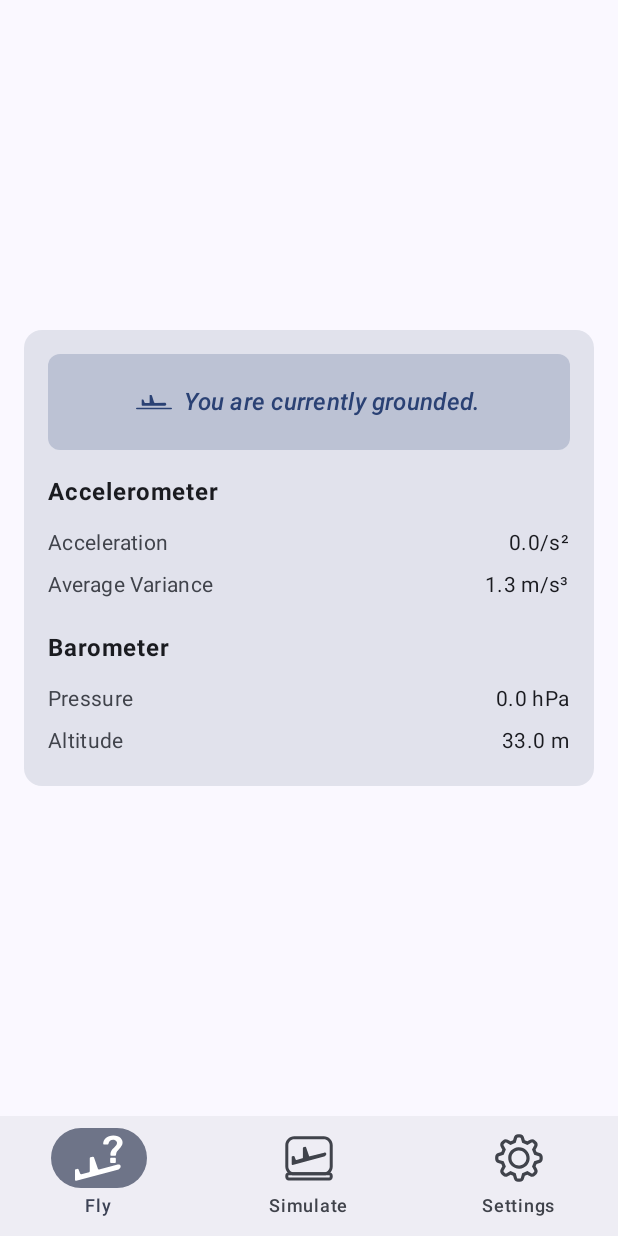
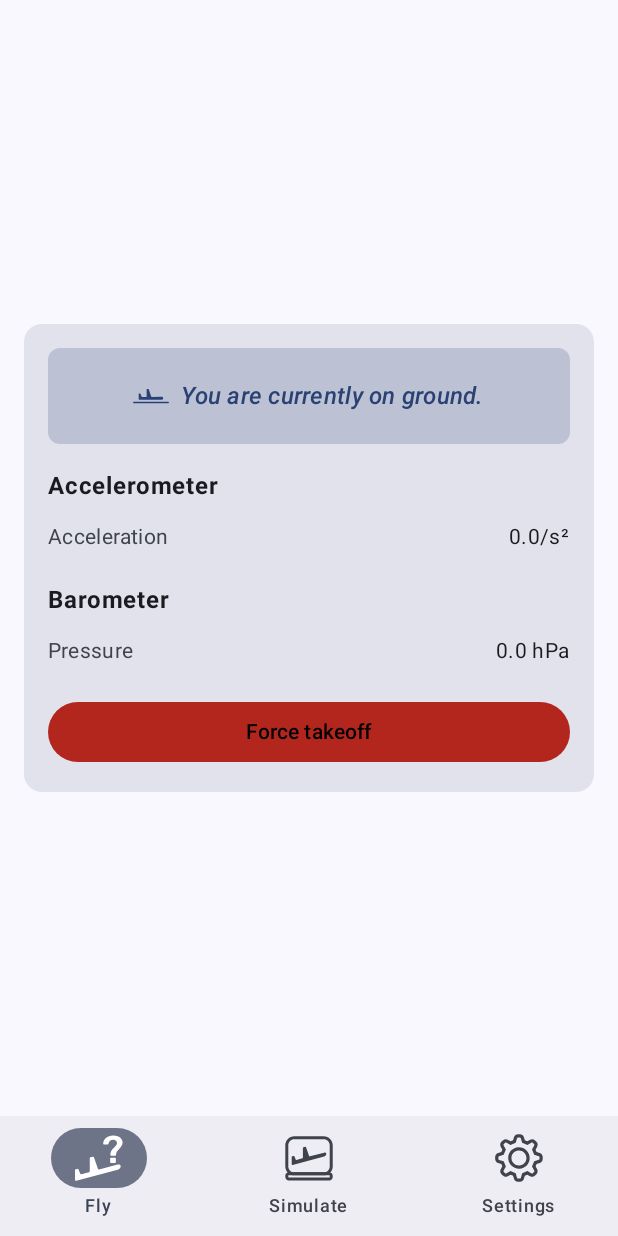
Before and after one commit to Frequent-Flyers/flysense, an Android app built with Jetpack Compose: the screen it shows after launch (MainActivity), on a phone screen of 412 x 824 dp. Run offline under Robolectric (Android 15) with nearby library versions, the phone set to English and light mode, and no system bars; our stand-ins replace Dagger/Hilt's generated code.

Commit message:
Various bug fixes and improvements.

```diff
--- a/project/app/src/main/java/com/example/airsense/MainActivity.kt
+++ b/project/app/src/main/java/com/example/airsense/MainActivity.kt
@@ -17,6 +17,8 @@ import androidx.compose.foundation.layout.height
 import androidx.compose.foundation.layout.padding
 import androidx.compose.foundation.layout.size
 import androidx.compose.foundation.shape.RoundedCornerShape
+import androidx.compose.material3.Button
+import androidx.compose.material3.ButtonDefaults
 import androidx.compose.material3.Card
 import androidx.compose.material3.CardDefaults
 import androidx.compose.material3.Icon
@@ -24,26 +26,29 @@ import androidx.compose.material3.MaterialTheme
 import androidx.compose.material3.Scaffold
 import androidx.compose.material3.Text
 import androidx.compose.runtime.Composable
-import androidx.compose.runtime.LaunchedEffect
 import androidx.compose.runtime.getValue
 import androidx.compose.runtime.mutableIntStateOf
+import androidx.compose.runtime.mutableStateOf
 import androidx.compose.runtime.remember
 import androidx.compose.runtime.setValue
 import androidx.compose.ui.Alignment
 import androidx.compose.ui.Modifier
 import androidx.compose.ui.draw.clip
+import androidx.compose.ui.graphics.Color
 import androidx.compose.ui.graphics.vector.ImageVector
 import androidx.compose.ui.res.vectorResource
 import androidx.compose.ui.text.font.FontWeight
 import androidx.compose.ui.unit.dp
 import androidx.lifecycle.viewmodel.compose.viewModel
-import com.example.airsense.components.AppTopBar
+import com.example.airsense.detector.algorithm.FlightDetectionAlgorithm
+import com.example.airsense.detector.algorithm.FlightState
 import com.example.compose.AirSenseTheme
 import dagger.hilt.android.AndroidEntryPoint
 
 @AndroidEntryPoint
 class MainActivity : ComponentActivity() {
     private lateinit var viewModel: MainViewModel
+    private lateinit var flightDetectionAlgorithm: FlightDetectionAlgorithm
 
     override fun onCreate(savedInstanceState: Bundle?) {
         super.onCreate(savedInstanceState)
@@ -52,7 +57,14 @@ class MainActivity : ComponentActivity() {
         setContent {
             AirSenseTheme {
                 viewModel = viewModel<MainViewModel>()
+                flightDetectionAlgorithm = viewModel.flightDetectionAlgorithm
                 var selectedItemIndex by remember { mutableIntStateOf(0) }
+                var flightState by remember { mutableStateOf(FlightState.GROUNDED) }
+
+                flightDetectionAlgorithm.listener = { newFlightState ->
+                    Log.d("MainActivity", "[REALTIME] New flight state: $newFlightState")
+                    flightState = newFlightState
+                }
 
                 Scaffold(
                     bottomBar = {
@@ -80,7 +92,10 @@ class MainActivity : ComponentActivity() {
                         verticalArrangement = Arrangement.Center,
                         horizontalAlignment = Alignment.CenterHorizontally
                     ) {
-                        FlightStatusCard(viewModel)
+                        FlightStatusCard(viewModel, flightState, onEndSimulationClick = {
+                            if (flightState == FlightState.GROUNDED) viewModel.flightDetectionAlgorithm.forceFlight()
+                            else viewModel.flightDetectionAlgorithm.forceLanding()
+                        })
                     }
                 }
 
@@ -102,11 +117,13 @@ class MainActivity : ComponentActivity() {
 @Composable
 fun FlightStatusCard(
     viewModel: MainViewModel,
+    flightState: FlightState,
     acceleration: Double = 0.3,
     variance: Double = 1.3,
     pressure: Double = 1013.0,
     altitude: Double = 33.0,
-    status: String = "grounded" // default status and placeholder
+    status: String = "grounded", // default status and placeholder
+    onEndSimulationClick: () -> Unit
 ) {
     Card(
         modifier = Modifier
@@ -132,15 +149,15 @@ fun FlightStatusCard(
                     horizontalArrangement = Arrangement.Center
                 ) {
                     Icon(
-                        imageVector = ImageVector.vectorResource(id = R.drawable.grounded),
-                        contentDescription = "Grounded Icon",
+                        imageVector = ImageVector.vectorResource(id = if (flightState == FlightState.GROUNDED) R.drawable.grounded else R.drawable.cruising),
+                        contentDescription = "Grounded/Cruising Icon",
                         tint = MaterialTheme.colorScheme.primary,
                         modifier = Modifier
                             .size(32.dp)
                             .padding(end = 8.dp)
                     )
                     Text(
-                        text = "You are currently $status.",
+                        text = "You are currently ${if (flightState == FlightState.GROUNDED) "on ground" else "flying"}.",
                         style = MaterialTheme.typography.titleMedium.copy(
                             fontStyle = androidx.compose.ui.text.font.FontStyle.Italic,
                             fontWeight = FontWeight.Medium
@@ -160,7 +177,7 @@ fun FlightStatusCard(
                 )
                 Spacer(modifier = Modifier.height(8.dp))
                 InfoRow(label = "Acceleration", value = "${viewModel.absoluteAcceleration}/s²")
-                InfoRow(label = "Average Variance", value = "$variance m/s³")
+//                InfoRow(label = "Average Variance", value = "$variance m/s³")
             }
 
             Spacer(modifier = Modifier.height(16.dp))
@@ -173,7 +190,22 @@ fun FlightStatusCard(
                 )
                 Spacer(modifier = Modifier.height(8.dp))
                 InfoRow(label = "Pressure", value = "${viewModel.pressure} hPa")
-                InfoRow(label = "Altitude", value = "$altitude m")
+//                InfoRow(label = "Altitude", value = "$altitude m")
+            }
+
+            Spacer(modifier = Modifier.height(16.dp))
+
+            Button(
+                onClick = onEndSimulationClick,
+                colors = ButtonDefaults.buttonColors(
+                    containerColor = MaterialTheme.colorScheme.error
+                ),
+                modifier = Modifier.fillMaxWidth()
+            ) {
+                Text(
+                    text = if (flightState == FlightState.GROUNDED) "Force takeoff" else "Force landing",
+                    color = Color.Black
+                )
             }
         }
     }
--- a/project/app/src/main/java/com/example/airsense/MainViewModel.kt
+++ b/project/app/src/main/java/com/example/airsense/MainViewModel.kt
@@ -11,19 +11,16 @@ import kotlin.math.sqrt
 class MainViewModel @Inject constructor(
     @Named("realAccelerometerSensor") private val realAccelerometerSensor: MeasurableSensor,
 
-    @Named("realOrientationSensor") private val realOrientationSensor: MeasurableSensor,
-
     @Named("realBarometerSensor") private val realBarometerSensor: MeasurableSensor
 ) : BaseViewModel() {
-    private val flightDetectionAlgorithm = FlightDetectionAlgorithm()
+    val flightDetectionAlgorithm = FlightDetectionAlgorithm()
 
     private lateinit var currentAccelerometerSensor: MeasurableSensor
-    private lateinit var currentOrientationSensor: MeasurableSensor
     private lateinit var currentBarometerSensor: MeasurableSensor
     private var accelQueue = ArrayDeque<List<Double>>()
     private var baroQueue = ArrayDeque<List<Double>>()
-    private val batchSize = 7000 / 2 // 50 Hz
-    private val carryOver = 4000 / 2 // 50 Hz
+    private val batchSize = 8000
+    private val carryOver = 4000
     var isProcessing = false
 
 //    private val flightDetectionAlgorithm = FlightDetectionAlgorithm()
@@ -31,11 +28,10 @@ class MainViewModel @Inject constructor(
     init {
         // Start with the real accelerometer sensor by default
         currentAccelerometerSensor = realAccelerometerSensor
-        currentOrientationSensor = realOrientationSensor
         currentBarometerSensor = realBarometerSensor
         startAccelerometerSensor()
         startBarometerSensor()
-        flightDetectionAlgorithm.adjustFrequency(50)
+        //flightDetectionAlgorithm.adjustFrequency(50)
     }
 
     private fun startAccelerometerSensor() {
@@ -74,42 +70,6 @@ class MainViewModel @Inject constructor(
                 isProcessing = false
             }
         }
-    }
-
-    fun toggleSensor() {
-        // Stop the current sensor
-//        currentAccelerometerSensor.stopListening()
-//        currentOrientationSensor.stopListening()
-//        currentBarometerSensor.stopListening()
-//
-//        //clear the deques in the flight detection algorithm
-//        flightDetectionAlgorithm.reset()
-//
-//        // Toggle between real and fake sensors
-//        useFakeSensor = !useFakeSensor
-//        currentAccelerometerSensor = if (useFakeSensor) {
-//            simulatedAccelerometerSensor
-//        } else {
-//            realAccelerometerSensor
-//        }
-//
-//        currentOrientationSensor = if (useFakeSensor) {
-//            simulatedOrientationSensor
-//        } else {
-//            realOrientationSensor
-//        }
-//
-//        currentBarometerSensor = if (useFakeSensor) {
-//            simulatedBarometerSensor
-//        } else {
-//            realBarometerSensor
-//        }
-//
-//        // Start the new sensor
-//        startAccelerometerSensor()
-//        startOrientationSensor()
-//        startBarometerSensor()
-//        Log.d("MainViewModel", "Using ${if (useFakeSensor) "fake" else "real"} sensor.")
     }
 
 
@@ -153,19 +113,16 @@ class MainViewModel @Inject constructor(
     override fun onCleared() {
         super.onCleared()
         currentAccelerometerSensor.stopListening()
-        currentOrientationSensor.stopListening()
         currentBarometerSensor.stopListening()
     }
 
     fun stopListening() {
         currentAccelerometerSensor.stopListening()
-        currentOrientationSensor.stopListening()
         currentBarometerSensor.stopListening()
     }
 
     fun startListening() {
         currentAccelerometerSensor.startListening()
-        currentOrientationSensor.startListening()
         currentBarometerSensor.startListening()
     }
 }
--- a/project/app/src/main/java/com/example/airsense/detector/sensors/SensorModule.kt
+++ b/project/app/src/main/java/com/example/airsense/detector/sensors/SensorModule.kt
@@ -31,25 +31,6 @@ object SensorModule {
         )
     }
 
-    // Provide the orientation sensor
-    @Provides
-    @Singleton
-    @Named("realOrientationSensor")
-    fun provideOrientationSensor(app: Application): MeasurableSensor {
-        return OrientationSensor(app)
-    }
-
-    // Provide the fake orientation sensor
-//    @Provides
-//    @Singleton
-//    @Named("simulatedOrientationSensor")
-//    fun provideSimulatedOrientationSensor(): MeasurableSensor {
-//        return SimulatedOrientationSensor(
-//            CSVDataLoader(null, CSVDataLoader.DataType.ORIENTATION),
-//            SPEED
-//        )
-//    }
-
     // Provide the barometer sensor
     @Provides
     @Singleton
@@ -78,15 +59,6 @@ object SensorModule {
         return CSVDataLoader(inputStream, CSVDataLoader.DataType.ACCELEROMETER)
     }
 
-    // Provide the CSVDataLoader for the orientation sensor
-//    @Provides
-//    @Singleton
-//    @Named("orientationCSVLoader")
-//    fun provideOrientationCSVDataLoader(application: Application): CSVDataLoader {
-//        val inputStream = application.assets.open("Orientation.csv")
-//        return CSVDataLoader(inputStream, CSVDataLoader.DataType.ORIENTATION)
-//    }
-
     // Provide the CSVDataLoader for the barometer sensor
     @Provides
     @Singleton
```
Also changed, not shown: project/app/src/main/java/com/example/airsense/SimulationViewModel.kt (+0 -12 lines), project/app/src/main/java/com/example/airsense/SimulatorActivity.kt (+4 -3 lines), project/app/src/main/java/com/example/airsense/detector/algorithm/FlightDetectionAlgorithm.kt (+12 -0 lines).
